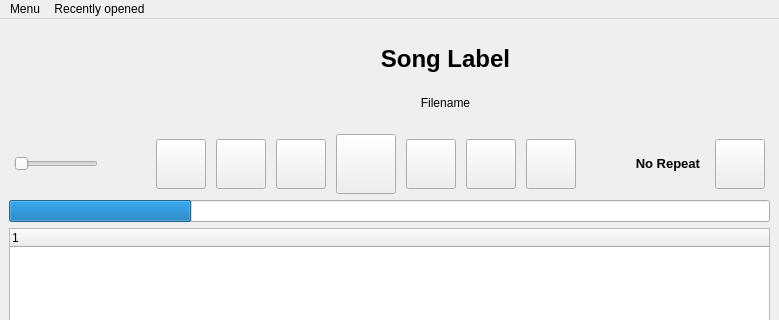
Above: app/src/mainwindow.ui from PraydE007/uAmp before the change; both pictures show x 0 to 779 and y 0 to 320 of the 779 by 1024 pixel window. Below: the same form after it.
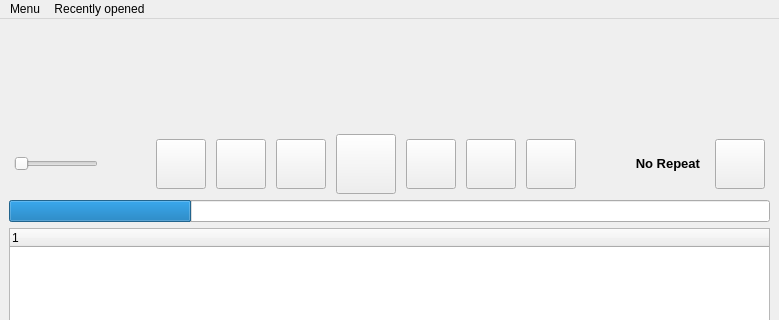
That is the form after the change. Icons and pictures are not drawn.

Diff of the .ui file:
```diff
--- a/app/src/mainwindow.ui
+++ b/app/src/mainwindow.ui
@@ -59,13 +59,13 @@
         <item>
          <widget class="QLabel" name="songNameLabel">
           <property name="sizePolicy">
-           <sizepolicy hsizetype="Minimum" vsizetype="Maximum">
+           <sizepolicy hsizetype="Minimum" vsizetype="Preferred">
             <horstretch>0</horstretch>
             <verstretch>0</verstretch>
            </sizepolicy>
           </property>
           <property name="text">
-           <string>&lt;html&gt;&lt;head/&gt;&lt;body&gt;&lt;p&gt;&lt;span style=&quot; font-size:18pt; font-weight:600;&quot;&gt;Song Label&lt;/span&gt;&lt;/p&gt;&lt;/body&gt;&lt;/html&gt;</string>
+           <string>&lt;html&gt;&lt;head/&gt;&lt;body&gt;&lt;p&gt;&lt;br/&gt;&lt;/p&gt;&lt;/body&gt;&lt;/html&gt;</string>
           </property>
           <property name="alignment">
            <set>Qt::AlignCenter</set>
@@ -75,13 +75,13 @@
         <item>
          <widget class="QLabel" name="fileLabel">
           <property name="sizePolicy">
-           <sizepolicy hsizetype="Minimum" vsizetype="Maximum">
+           <sizepolicy hsizetype="Minimum" vsizetype="Preferred">
             <horstretch>0</horstretch>
             <verstretch>0</verstretch>
            </sizepolicy>
           </property>
           <property name="text">
-           <string>Filename</string>
+           <string>&lt;html&gt;&lt;head/&gt;&lt;body&gt;&lt;p&gt;&lt;br/&gt;&lt;/p&gt;&lt;/body&gt;&lt;/html&gt;</string>
           </property>
           <property name="alignment">
            <set>Qt::AlignCenter</set>
```
